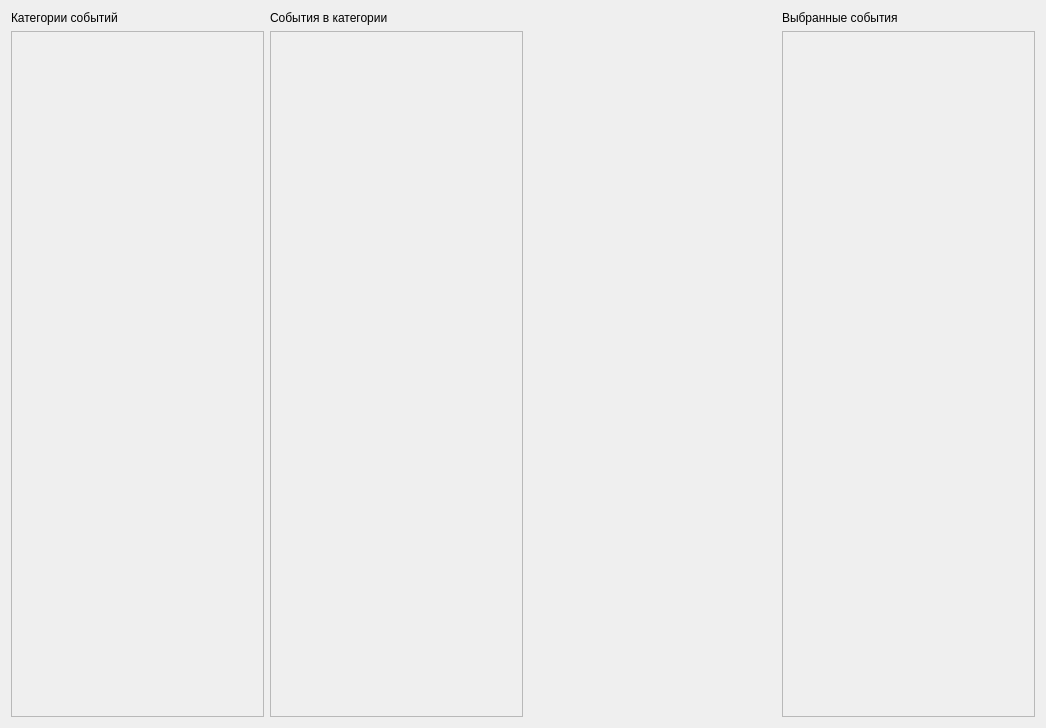
Old version of the form MainMenu.ui in the repository xamlo721/SecurityHelper.
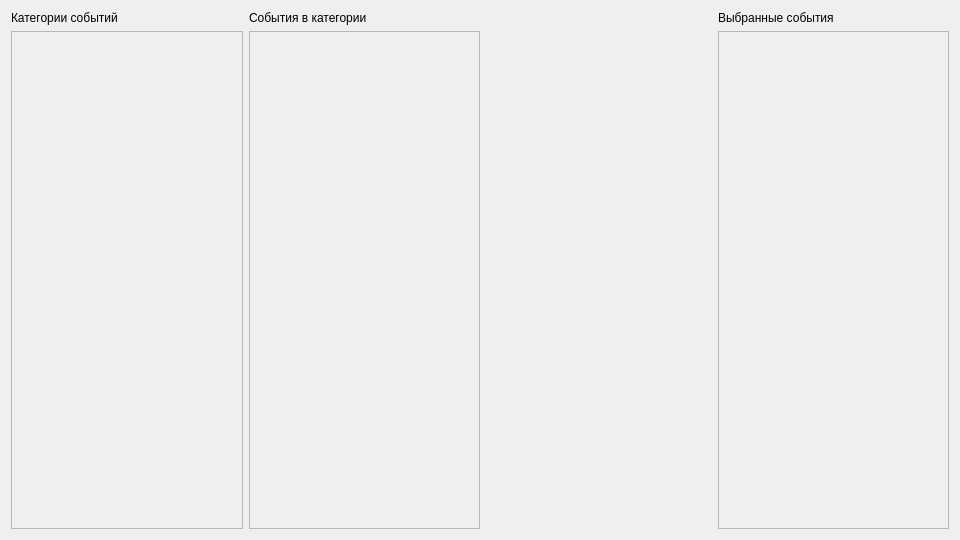
New version of the form.

```diff
--- a/MainMenu.ui
+++ b/MainMenu.ui
@@ -6,8 +6,8 @@
    <rect>
     <x>0</x>
     <y>0</y>
-    <width>1046</width>
-    <height>728</height>
+    <width>960</width>
+    <height>540</height>
    </rect>
   </property>
   <property name="windowTitle">
@@ -33,8 +33,8 @@
          <rect>
           <x>0</x>
           <y>0</y>
-          <width>249</width>
-          <height>687</height>
+          <width>227</width>
+          <height>499</height>
          </rect>
         </property>
        </widget>
@@ -61,8 +61,8 @@
          <rect>
           <x>0</x>
           <y>0</y>
-          <width>248</width>
-          <height>687</height>
+          <width>227</width>
+          <height>499</height>
          </rect>
         </property>
        </widget>
@@ -102,8 +102,8 @@
          <rect>
           <x>0</x>
           <y>0</y>
-          <width>248</width>
-          <height>687</height>
+          <width>227</width>
+          <height>499</height>
          </rect>
         </property>
        </widget>
```
